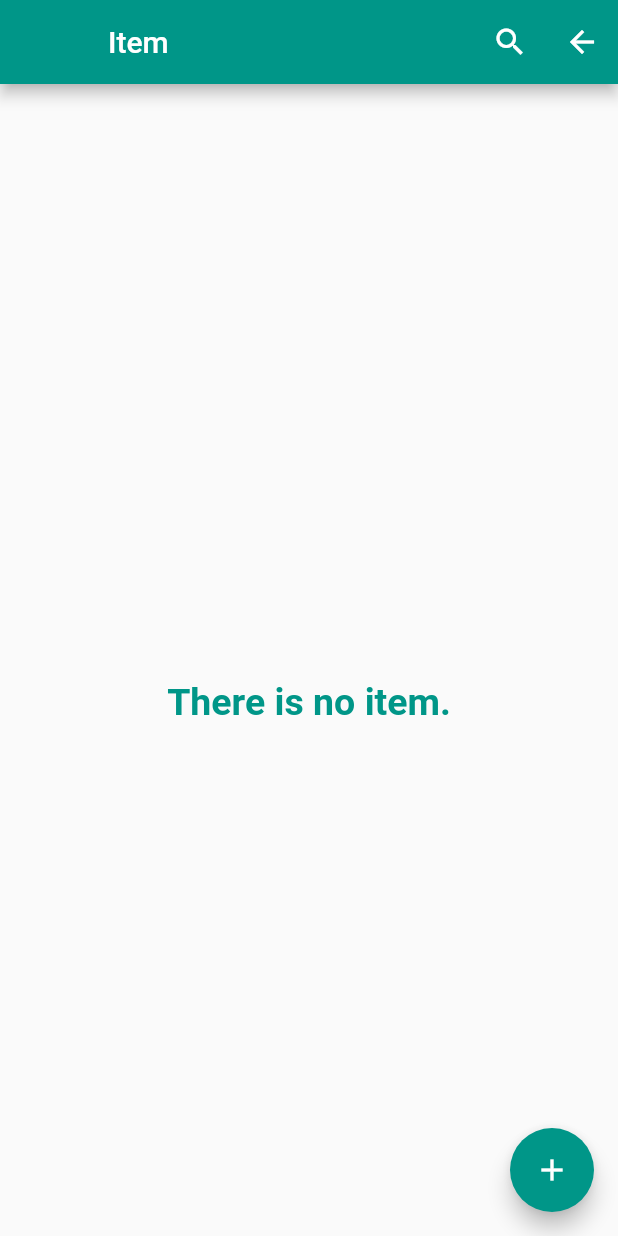
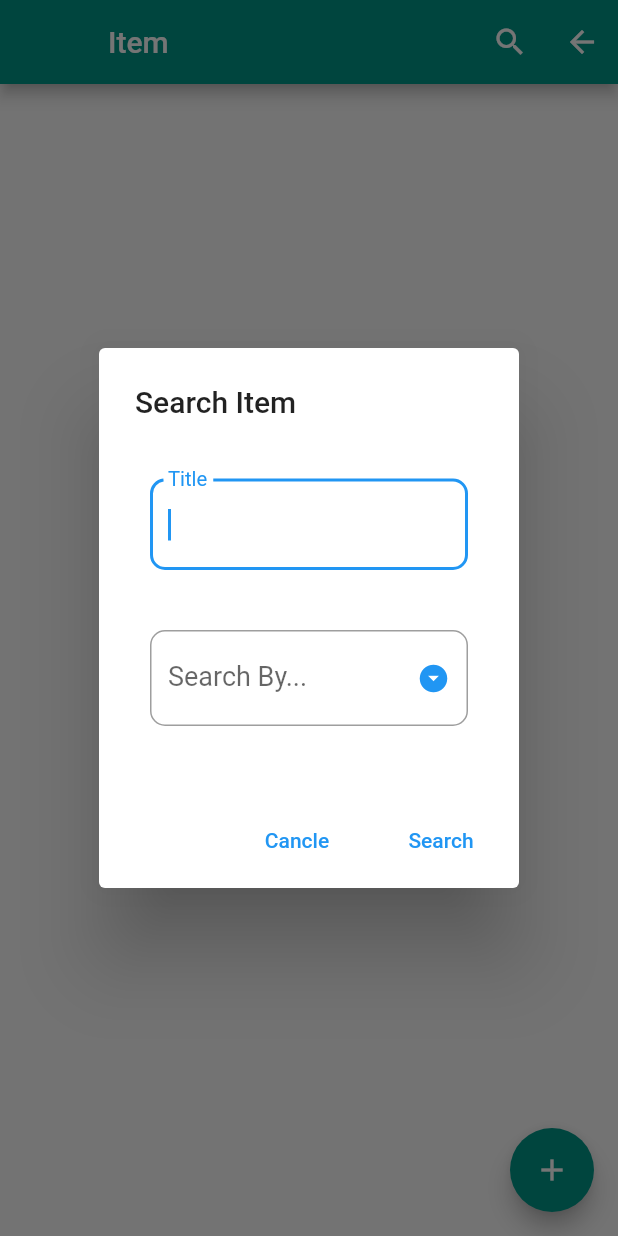
Before and after one commit to mmzilch/sqflite_testing, a Flutter app: the ItemScreen screen opened directly, after a tap on the "search" icon, on a phone screen of 412 x 824 dp. Run offline on Flutter 3.47's test engine with Material 2 defaults, Android fonts, the phone set to English and light mode, and no system bars; our stand-ins replace sqflite; accounts and stored records are empty.

Commit message:
search item

```diff
--- a/lib/item_screen.dart
+++ b/lib/item_screen.dart
@@ -2,6 +2,7 @@ import 'package:flutter/material.dart';
 import 'package:sqflite_test/ui/add_new_item.dart';
 import 'package:sqflite_test/database/database_helper.dart';
 import 'package:sqflite_test/model/item.dart';
+import 'package:sqflite_test/ui/search_item_dialot.dart';
 
 import 'model/category.dart';
 
@@ -27,13 +28,13 @@ class _ItemScreenState extends State<ItemScreen> {
     });
   }
 
-  // _updateSearchList(String usersearch, String cloumn) async {
-  //   _itemList =
-  //       await DatabaseHelper.instance.getItemSearchList(usersearch, cloumn);
-  //   setState(() {
-  //     item = _itemList;
-  //   });
-  // }
+  _updateSearchItemList(String usersearch, String cloumn) async {
+    _itemList =
+        await DatabaseHelper.instance.getSearchItemList(usersearch, cloumn);
+    setState(() {
+      item = _itemList;
+    });
+  }
 
   @override
   Widget build(BuildContext context) {
@@ -47,12 +48,12 @@ class _ItemScreenState extends State<ItemScreen> {
             IconButton(
               icon: Icon(Icons.search),
               onPressed: () {
-                // showDialog(
-                //   context: context,
-                //   builder: (context) {
-                //     //return SearchDialog(updateSearchList: _updateSearchList);
-                //   },
-                // );
+                showDialog(
+                  context: context,
+                  builder: (context) {
+                    return SearchItemDialog(updateSearchItemList: _updateSearchItemList);
+                  },
+                );
               },
             ),
             IconButton(
--- /dev/null
+++ b/lib/ui/search_item_dialot.dart
@@ -0,0 +1,102 @@
+import 'package:flutter/material.dart';
+
+class SearchItemDialog extends StatefulWidget {
+  final Function updateSearchItemList;
+  SearchItemDialog({this.updateSearchItemList});
+  @override
+  _SearchItemDialogState createState() => _SearchItemDialogState();
+}
+
+class _SearchItemDialogState extends State<SearchItemDialog> {
+  final _formKey = GlobalKey<FormState>();
+  TextEditingController titleController = TextEditingController();
+  final List<String> _searchItems = ['Id', 'Name', 'Code', 'Date','Price'];
+  String _searchName;
+  String _searchBy;
+  String userSearchInput = '';
+
+  @override
+  Widget build(BuildContext context) {
+    return AlertDialog(
+      title: Text("Search Item"),
+      content: Form(
+        key: _formKey,
+        child: Column(
+          mainAxisSize: MainAxisSize.min,
+          children: [
+            Padding(
+                padding:
+                    const EdgeInsets.symmetric(vertical: 20, horizontal: 10),
+                child: TextFormField(
+                  style: TextStyle(fontSize: 18),
+                  decoration: InputDecoration(
+                      labelStyle: TextStyle(fontSize: 18),
+                      labelText: "Title",
+                      border: OutlineInputBorder(
+                          borderRadius: BorderRadius.circular(10))),
+                  validator: (input) => input.trim().isEmpty
+                      ? 'Please Enter Your Search Item'
+                      : null,
+                  onSaved: (input) => _searchName = input,
+                  autofocus: true,
+                  controller: titleController,
+                  initialValue: _searchName,
+                )),
+            Padding(
+                padding:
+                    const EdgeInsets.symmetric(vertical: 20, horizontal: 10),
+                child: DropdownButtonFormField(
+                    items: _searchItems.map((String searchItems) {
+                      return DropdownMenuItem(
+                        value: searchItems,
+                        child: Text(searchItems,
+                            style:
+                                TextStyle(color: Colors.black, fontSize: 18)),
+                      );
+                    }).toList(),
+                    icon: Icon(
+                      Icons.arrow_drop_down_circle,
+                    ),
+                    iconSize: 22,
+                    iconEnabledColor: Theme.of(context).primaryColor,
+                    style: TextStyle(fontSize: 18.0),
+                    decoration: InputDecoration(
+                        labelText: "Search By...",
+                        labelStyle: TextStyle(fontSize: 18),
+                        border: OutlineInputBorder(
+                            borderRadius: BorderRadius.circular(10))),
+                    validator: (input) => _searchBy == null
+                        ? "Please select search item."
+                        : null,
+                    onChanged: (value) {
+                      _searchBy = value;
+                    })),
+          ],
+        ),
+      ),
+      actions: [
+        FlatButton(
+            onPressed: () {
+              Navigator.pop(context);
+            },
+            child: Text(
+              "Cancle",
+              style: TextStyle(color: Colors.blue),
+            )),
+        FlatButton(
+          onPressed: () {
+            if (_formKey.currentState.validate()) {
+              _formKey.currentState.save();
+              Navigator.pop(context);
+            }
+            widget.updateSearchItemList(titleController.text, _searchBy);
+          },
+          child: Text(
+            'Search',
+            style: TextStyle(color: Colors.blue),
+          ),
+        )
+      ],
+    );
+  }
+}
```
Also changed, not shown: lib/category_screen.dart (+4 -3 lines).
